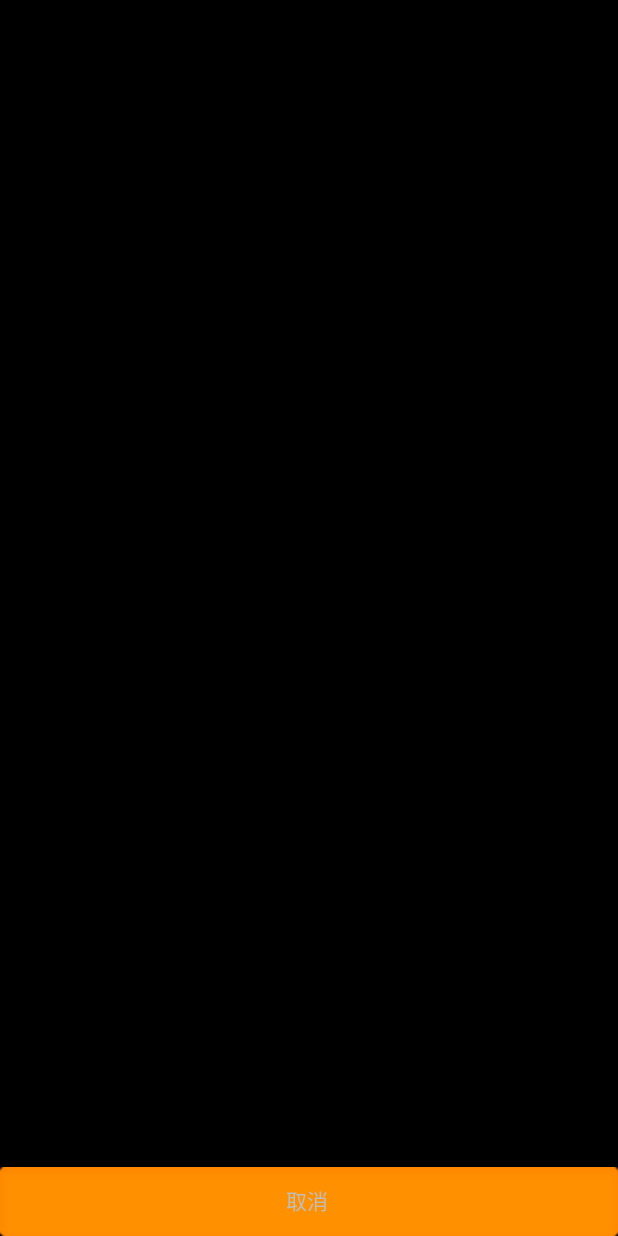
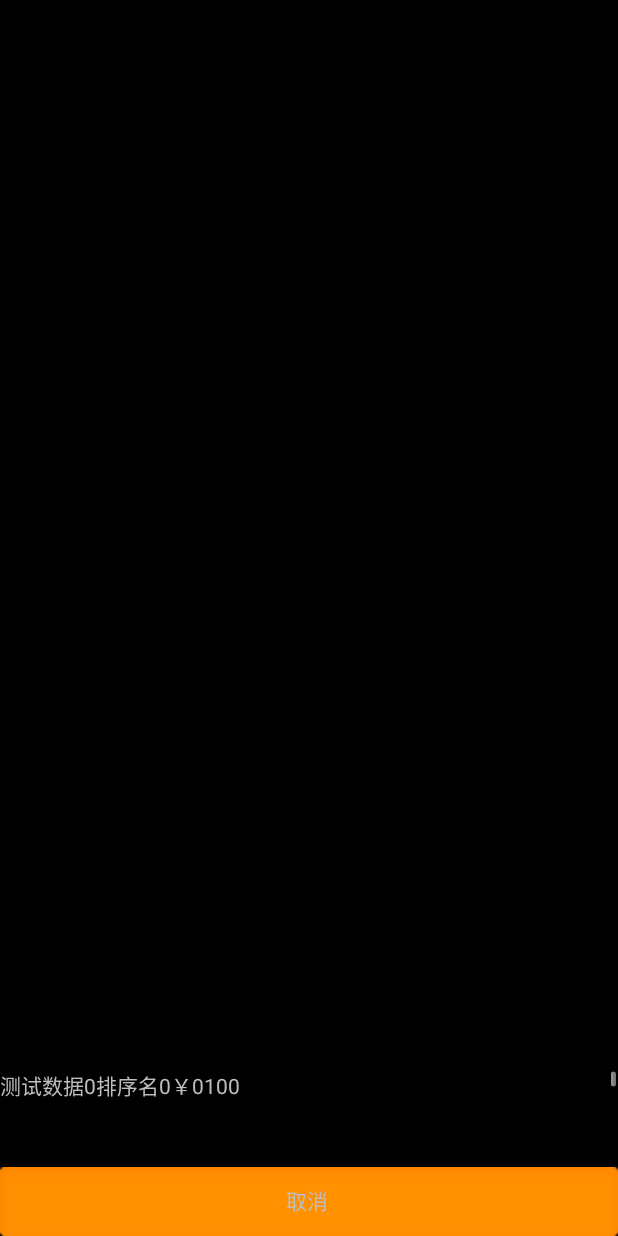
Before and after one commit to cslongjian/android_customview, an Android app: the Demo5_24Activity screen opened directly, with no data from a screen before it, after a tap on "点击触发窗口", on a phone screen of 412 x 824 dp. Run offline under Robolectric (Android 15) with nearby library versions, the phone set to English and light mode, and no system bars.

```diff
--- a/YCF_customView/app/src/main/java/com/example/chenlongjian/ycf_customview/Demo5_24Activity.java
+++ /dev/null
@@ -1,37 +0,0 @@
-package com.example.chenlongjian.ycf_customview;
-
-import android.app.Activity;
-import android.content.Intent;
-import android.os.Bundle;
-import android.view.View;
-import android.widget.Button;
-
-/**
- * Created by chenlongjian on 16/6/15.
- */
-public class Demo5_24Activity extends Activity {
-
-    private Button mBtn;
-
-    @Override
-    protected void onCreate(Bundle savedInstanceState) {
-        super.onCreate(savedInstanceState);
-
-        setContentView(R.layout.activity_demo5_24);
-
-        mBtn = (Button) findViewById(R.id.btn);
-
-        mBtn.setOnClickListener(new View.OnClickListener() {
-            @Override
-            public void onClick(View view) {
-
-                Intent intent = new Intent(getBaseContext(),Demo5_24PrepaidCardlistActivity.class);
-                startActivity(intent);
-
-            }
-        });
-
-
-
-    }
-}
--- a/YCF_customView/app/src/main/java/com/example/chenlongjian/ycf_customview/MainActivity.java
+++ b/YCF_customView/app/src/main/java/com/example/chenlongjian/ycf_customview/MainActivity.java
@@ -6,6 +6,7 @@ import android.os.Bundle;
 import android.view.View;
 import android.widget.Button;
 
+import com.example.chenlongjian.ycf_customview.demand5_24.Demo5_24Activity;
 import com.example.chenlongjian.ycf_customview.widget.DateChooseLayout;
 
 public class MainActivity extends AppCompatActivity implements DateChooseLayout.OnItemChooseListener {
--- /dev/null
+++ b/YCF_customView/app/src/main/java/com/example/chenlongjian/ycf_customview/demand5_24/Demo5_24Activity.java
@@ -0,0 +1,121 @@
+package com.example.chenlongjian.ycf_customview.demand5_24;
+
+import android.app.Activity;
+import android.content.Intent;
+import android.os.Bundle;
+import android.util.Log;
+import android.view.View;
+import android.widget.Button;
+import android.widget.TextView;
+
+import com.example.chenlongjian.ycf_customview.R;
+import com.example.chenlongjian.ycf_customview.model.PrepaidCard;
+
+/**
+ * Created by chenlongjian on 16/6/15.
+ */
+public class Demo5_24Activity extends Activity {
+
+    private static final int REQUEST = 1;
+
+    private Button mBtn;
+    private Button mBtn2;
+    private TextView title1;
+    private TextView title2;
+    private TextView title3;
+
+    @Override
+    protected void onCreate(Bundle savedInstanceState) {
+        super.onCreate(savedInstanceState);
+
+        setContentView(R.layout.activity_demo5_24);
+
+        title1 = (TextView) findViewById(R.id.title);
+        title2 = (TextView) findViewById(R.id.title2);
+        title3 = (TextView) findViewById(R.id.title3);
+
+        mBtn = (Button) findViewById(R.id.btn);
+
+        mBtn.setOnClickListener(new View.OnClickListener() {
+            @Override
+            public void onClick(View view) {
+
+                Intent intent = new Intent(getBaseContext(),Demo5_24PrepaidCardlistActivity.class);
+//                startActivity(intent);
+                startActivityForResult(intent,REQUEST);
+
+            }
+        });
+
+        mBtn2 = (Button) findViewById(R.id.btn2);
+
+        mBtn2.setOnClickListener(new View.OnClickListener() {
+            @Override
+            public void onClick(View view) {
+
+                Intent intent = new Intent(getBaseContext(),Demo5_24PasswordActivity.class);
+//                startActivity(intent);
+                startActivityForResult(intent,REQUEST);
+
+            }
+        });
+
+
+
+    }
+
+    @Override
+    protected void onActivityResult(int requestCode, int resultCode, Intent data) {
+        super.onActivityResult(requestCode, resultCode, data);
+
+        if (requestCode==REQUEST && resultCode == Activity.RESULT_OK)
+        {
+
+            Bundle bun = data.getExtras();
+            final PrepaidCard prepaidCard = bun.getParcelable("prepaidCard");
+
+            new Thread() {
+                public void run() {
+                    //这儿是耗时操作，完成之后更新UI；
+                    runOnUiThread(new Runnable(){
+
+                        @Override
+                        public void run() {
+                            //更新UI
+                            title1.setText(prepaidCard.getName());
+                            title2.setText(prepaidCard.getSort()+"");
+                            title3.setText(prepaidCard.getShortName()+"");
+                        }
+
+                    });
+                }
+            }.start();
+//            title1.post(new Runnable(){
+//                @Override
+//                public void run() {
+//                    title1.setText(prepaidCard.getName());
+//                }
+//            });
+//            title2.post(new Runnable(){
+//                @Override
+//                public void run() {
+//                    title2.setText(prepaidCard.getSort()+"");
+//                }
+//
+//            });
+//            title3.post(new Runnable(){
+//                @Override
+//                public void run() {
+//                    title3.setText(prepaidCard.getShortName()+"");
+//                }
+//
+//            });
+
+
+            Log.w("onActivityResult",prepaidCard.getName());
+            Log.w("onActivityResult",prepaidCard.getSort());
+            Log.w("onActivityResult",prepaidCard.getShortName());
+
+        }
+    }
+}
--- a/YCF_customView/app/src/main/java/com/example/chenlongjian/ycf_customview/Demo5_24PrepaidCardlistActivity.java
+++ b/YCF_customView/app/src/main/java/com/example/chenlongjian/ycf_customview/demand5_24/Demo5_24PrepaidCardlistActivity.java
@@ -1,14 +1,19 @@
-package com.example.chenlongjian.ycf_customview;
+package com.example.chenlongjian.ycf_customview.demand5_24;
 
 import android.app.Activity;
 import android.content.Context;
+import android.content.Intent;
 import android.os.Bundle;
+import android.view.LayoutInflater;
 import android.view.View;
 import android.view.ViewGroup;
+import android.widget.AdapterView;
 import android.widget.BaseAdapter;
+import android.widget.Button;
 import android.widget.ListView;
 import android.widget.TextView;
 
+import com.example.chenlongjian.ycf_customview.R;
 import com.example.chenlongjian.ycf_customview.model.PrepaidCard;
 
 import java.util.ArrayList;
@@ -41,6 +46,8 @@ public class Demo5_24PrepaidCardlistActivity extends Activity {
         {
             PrepaidCard prepaidCard = new PrepaidCard();
             prepaidCard.setName("测试数据"+i);
+            prepaidCard.setSort("排序名"+i);
+            prepaidCard.setShortName("￥"+i*50+100);
             list.add(prepaidCard);
         }
     }
@@ -56,7 +63,23 @@ public class Demo5_24PrepaidCardlistActivity extends Activity {
         });
 
         mListview = (ListView) findViewById(R.id.listview);
-        mListview.setAdapter(null);
+        CustomAdapter adapter = new CustomAdapter(this,list,false);
+        mListview.setAdapter(adapter);
+
+        mListview.setOnItemClickListener(new AdapterView.OnItemClickListener()
+        {
+            @Override
+            public void onItemClick(AdapterView<?> parent, View view, int position, long id) {
+                PrepaidCard prepaidCard = list.get(position);
+                Bundle bundle = new Bundle();
+                bundle.putParcelable("prepaidCard", prepaidCard);
+                Intent intent = new Intent();
+                intent.putExtras(bundle);
+                setResult(Activity.RESULT_OK,intent);
+                finish();
+            }
+        }
+        );
     }
 
     @Override
@@ -68,12 +91,14 @@ public class Demo5_24PrepaidCardlistActivity extends Activity {
     }
 
     private class CustomAdapter extends BaseAdapter {
+        private LayoutInflater mInflater;
         private List<PrepaidCard> sorts;
         private Context mContext;
         private boolean ifAround;
 
         //	private OnClickDelegator mDelegator;
         public CustomAdapter(Context ctx, List<PrepaidCard> sorts, boolean ifAround) {
+            this.mInflater = LayoutInflater.from(ctx);
             this.mContext = ctx;
             this.sorts = sorts;
             this.ifAround = ifAround;
@@ -96,14 +121,39 @@ public class Demo5_24PrepaidCardlistActivity extends Activity {
 
         @Override
         public View getView(final int position, View convertView, ViewGroup parent) {
+            ViewHolder holder;
             if (convertView == null) {
 //                convertView = new CheckableItem(mContext, ifAround);
+                convertView = mInflater.inflate(R.layout.layout_listview_itme_5_24,
+                        null);
+                holder = new ViewHolder();
+                holder.textView1 = (TextView) convertView.findViewById(R.id.text1);
+                holder.textView2 = (TextView) convertView.findViewById(R.id.text2);
+                holder.textView3 = (TextView) convertView.findViewById(R.id.text3);
+                convertView.setTag(holder);//绑定ViewHolder对象
             }
+            else
+            {
+                holder = (ViewHolder)convertView.getTag();//取出ViewHolder对象
+            }
+
             PrepaidCard prepaidCard = sorts.get(position);
 //            ((CheckableItem) convertView).setName(sort.getName());
 //		((CheckableItem)convertView).setChecked(sort.isCheck());
+
+            holder.textView1.setText(prepaidCard.getName());
+            holder.textView2.setText(prepaidCard.getSort());
+            holder.textView3.setText(prepaidCard.getShortName());
+
             return convertView;
         }
+    }
+
+    public  final class ViewHolder{
+        public View view;
+        public TextView textView1;
+        public TextView textView2;
+        public TextView textView3;
     }
 
 
--- a/YCF_customView/app/src/main/res/layout/activity_5_24prepaidcardlist.xml
+++ b/YCF_customView/app/src/main/res/layout/activity_5_24prepaidcardlist.xml
@@ -3,11 +3,23 @@
     android:layout_width="match_parent"
     android:layout_height="match_parent">
 
-    <ListView
-        android:id="@+id/listview"
-        android:layout_width="match_parent"
-        android:layout_height="wrap_content"
-        android:layout_above="@+id/canclelayout"/>
+   <LinearLayout
+       android:layout_width="match_parent"
+       android:layout_height="wrap_content"
+       android:layout_above="@+id/canclelayout">
+
+<ScrollView
+    android:layout_width="match_parent"
+    android:layout_height="wrap_content">
+       <ListView
+           android:id="@+id/listview"
+           android:layout_width="match_parent"
+           android:layout_height="wrap_content"
+           android:layout_marginBottom="15dp"/>
+</ScrollView>
+
+   </LinearLayout>
+
 
     <LinearLayout
         android:id="@id/canclelayout"
--- /dev/null
+++ b/YCF_customView/app/src/main/res/layout/layout_listview_itme_5_24.xml
@@ -0,0 +1,28 @@
+<?xml version="1.0" encoding="utf-8"?>
+<RelativeLayout xmlns:android="http://schemas.android.com/apk/res/android"
+    android:layout_width="match_parent"
+    android:layout_height="match_parent">
+
+    <LinearLayout
+        android:layout_width="match_parent"
+        android:layout_height="50dp"
+        android:orientation="horizontal">
+
+       <TextView
+           android:id="@+id/text1"
+           android:layout_width="wrap_content"
+           android:layout_height="match_parent" />
+        <TextView
+            android:id="@id/text2"
+            android:layout_width="wrap_content"
+            android:layout_height="match_parent" />
+        <TextView
+            android:id="@+id/text3"
+            android:layout_width="wrap_content"
+            android:layout_height="match_parent" />
+
+
+
+    </LinearLayout>
+
+</RelativeLayout>
```
Also changed, not shown: YCF_customView/app/src/main/AndroidManifest.xml (+7 -2 lines), YCF_customView/app/src/main/java/com/example/chenlongjian/ycf_customview/demand5_24/Demo5_24PasswordActivity.java (added, +19 -0 lines), YCF_customView/app/src/main/java/com/example/chenlongjian/ycf_customview/model/PrepaidCard.java (+47 -8 lines), YCF_customView/app/src/main/res/layout/activity_5_24password.xml (added, +137 -0 lines), YCF_customView/app/src/main/res/layout/activity_demo5_24.xml (+9 -0 lines), YCF_customView/app/src/main/res/values/strings.xml (+17 -0 lines), YCF_customView/app/src/main/res/values/styles.xml (+19 -0 lines).
